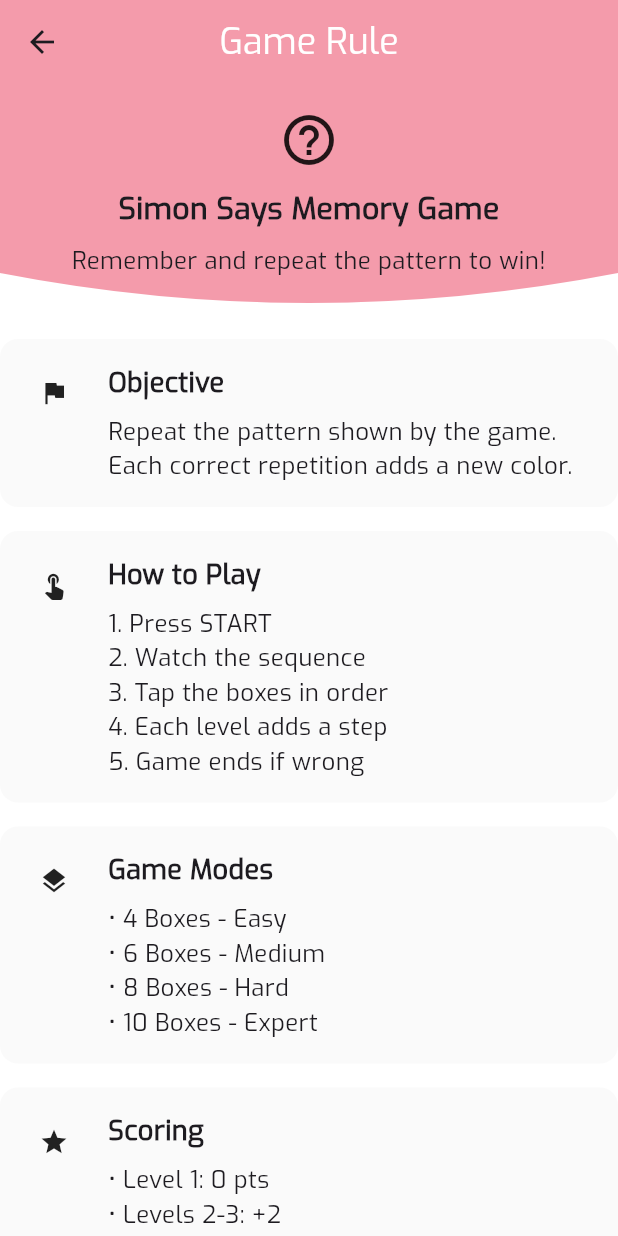
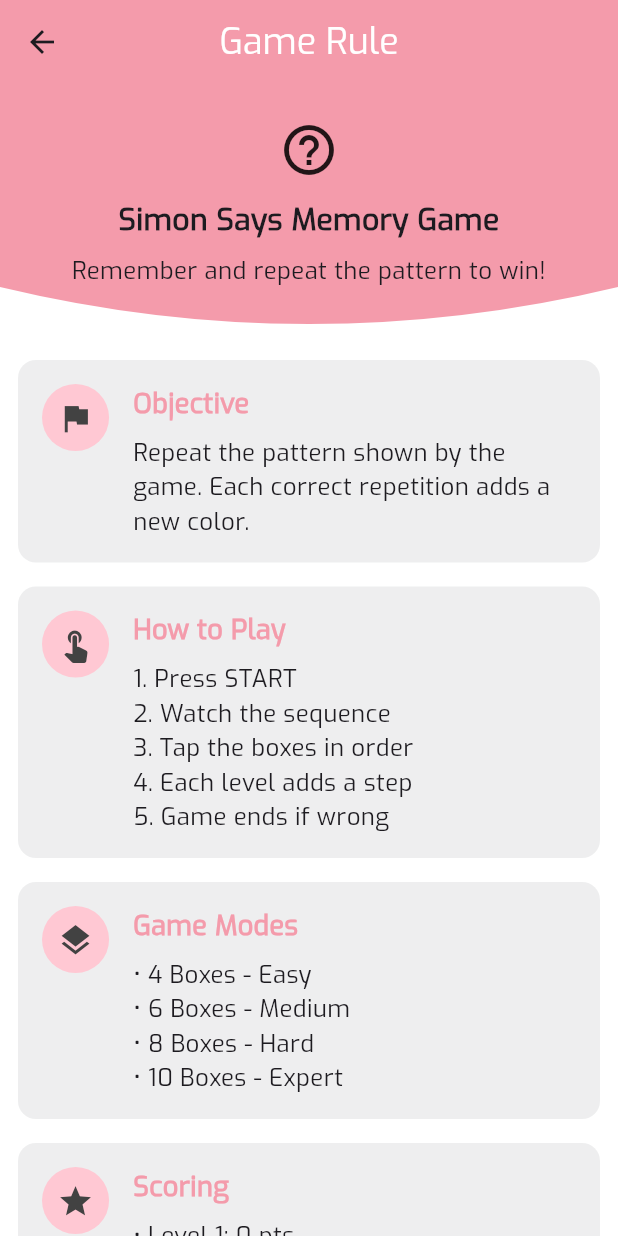
Before and after one commit to rahulkumardev24/simon-says-game-with-flutter, a Flutter app: the GameRulesScreen screen opened directly, on a phone screen of 412 x 824 dp. Run offline on Flutter 3.47's test engine with Material 3 defaults, Android fonts, the phone set to English and light mode, and no system bars; drawn by our look-alikes of velocity_x; our stand-ins replace audioplayers, flutter_animate, font_awesome_flutter, lottie, share_plus, shared_preferences and 1 more; accounts and stored records are empty.

Commit message:
Game Rule screen complete

```diff
--- a/lib/screen/game_screen/game_rule_screen.dart
+++ b/lib/screen/game_screen/game_rule_screen.dart
@@ -2,6 +2,7 @@ import 'package:flutter/material.dart';
 import 'package:provider/provider.dart';
 import 'package:simon_say_game/helper/colors.dart';
 import 'package:simon_say_game/utils/custom_text_style.dart';
+import 'package:simon_say_game/widgets/my_text_button.dart';
 import 'package:velocity_x/velocity_x.dart';
 import '../../provider/them_provider.dart';
 
@@ -26,7 +27,7 @@ class GameRulesScreen extends StatelessWidget {
         ),
         centerTitle: true,
         backgroundColor: themeProvider.isDark
-            ? const Color(0xff161A1D)
+            ? AppColors.darkCardBackground
             : AppColors.lightPrimary,
       ),
       backgroundColor:
@@ -34,16 +35,19 @@ class GameRulesScreen extends StatelessWidget {
       body: SingleChildScrollView(
         child: Column(
           children: [
+            /// header
             VxArc(
-              height: 20,
+              height: size.height * 0.03,
               child: Container(
                 width: double.infinity,
                 padding: const EdgeInsets.all(16),
                 decoration: BoxDecoration(
-                  color: AppColors.lightPrimary,
-                  border: Border.all(
-                      color: AppColors.lightPrimary.withOpacity(0.3)),
+                  color: isDarkMode
+                      ? AppColors.darkCardBackground
+                      : AppColors.lightPrimary,
                 ),
+                child: Padding(
+                  padding: const EdgeInsets.symmetric(vertical: 8.0),
                   child: Column(
                     children: [
                       Icon(
@@ -71,8 +75,13 @@ class GameRulesScreen extends StatelessWidget {
                   ),
                 ),
               ),
+            ),
             const SizedBox(height: 24),
 
+            Padding(
+              padding: const EdgeInsets.symmetric(horizontal: 12.0),
+              child: Column(
+                children: [
                   // Rules list
                   ListView(
                     shrinkWrap: true,
@@ -81,6 +90,7 @@ class GameRulesScreen extends StatelessWidget {
                       _buildRuleItem(
                         context,
                         icon: Icons.flag,
+                        isDarkMode: isDarkMode,
                         title: "Objective",
                         description:
                             "Repeat the pattern shown by the game. Each correct repetition adds a new color.",
@@ -88,6 +98,7 @@ class GameRulesScreen extends StatelessWidget {
                       _buildRuleItem(
                         context,
                         icon: Icons.touch_app,
+                        isDarkMode: isDarkMode,
                         title: "How to Play",
                         description:
                             "1. Press START\n2. Watch the sequence\n3. Tap the boxes in order\n4. Each level adds a step\n5. Game ends if wrong",
@@ -95,6 +106,7 @@ class GameRulesScreen extends StatelessWidget {
                       _buildRuleItem(
                         context,
                         icon: Icons.layers,
+                        isDarkMode: isDarkMode,
                         title: "Game Modes",
                         description:
                             "• 4 Boxes - Easy\n• 6 Boxes - Medium\n• 8 Boxes - Hard\n• 10 Boxes - Expert",
@@ -102,6 +114,7 @@ class GameRulesScreen extends StatelessWidget {
                       _buildRuleItem(
                         context,
                         icon: Icons.star,
+                        isDarkMode: isDarkMode,
                         title: "Scoring",
                         description:
                             "• Level 1: 0 pts\n• Levels 2-3: +2\n• Levels 4-6: +5\n• Levels 7-10: +10\n• 10+: +20 pts",
@@ -109,6 +122,7 @@ class GameRulesScreen extends StatelessWidget {
                       _buildRuleItem(
                         context,
                         icon: Icons.lightbulb,
+                        isDarkMode: isDarkMode,
                         title: "Tips",
                         description:
                             "• Focus on colors & sounds\n• Take your time\n• Be accurate\n• Use headphones",
@@ -116,64 +130,75 @@ class GameRulesScreen extends StatelessWidget {
                     ],
                   ),
 
-            // Play button
-            SizedBox(
-              width: double.infinity,
-              child: ElevatedButton(
-                style: ElevatedButton.styleFrom(
-                  padding: const EdgeInsets.symmetric(vertical: 16),
-                  shape: RoundedRectangleBorder(
-                    borderRadius: BorderRadius.circular(12),
+                  /// Play button
+                  MyTextButton(
+                      onTap: () {
+                        Navigator.pop(context);
+                      },
+                      btnRipColor: AppColors.lightPrimaryLight,
+                      size: size,
+                      btnColor: AppColors.darkPrimary,
+                      btnText: "Start Playing",
+                      textColor: AppColors.darkTextPrimary)
+                ],
               ),
             ),
-                onPressed: () => Navigator.pop(context),
-                child: Text(
-                  "Start Playing",
-                  style: myTextStyle18(context,
-                      fontColor: Colors.white, fontWeight: FontWeight.bold),
-                ),
-              ),
-            ),
+
+            SizedBox(
+              height: size.height * 0.02,
+            )
           ],
         ),
       ),
     );
   }
 
-  Widget _buildRuleItem(
-    BuildContext context, {
-    required IconData icon,
+  Widget _buildRuleItem(BuildContext context,
+      {required IconData icon,
       required String title,
       required String description,
-  }) {
+      required bool isDarkMode}) {
     return Container(
       margin: const EdgeInsets.only(bottom: 16),
       padding: const EdgeInsets.all(16),
       decoration: BoxDecoration(
-        color: Colors.grey[50],
+        color: isDarkMode
+            ? AppColors.darkCardBackground.withAlpha(60)
+            : AppColors.darkBackground.withAlpha(20),
         borderRadius: BorderRadius.circular(12),
       ),
       child: Row(
         crossAxisAlignment: CrossAxisAlignment.start,
         children: [
+          /// Icons
           Container(
             padding: const EdgeInsets.all(10),
             decoration: BoxDecoration(
               shape: BoxShape.circle,
+              color: isDarkMode
+                  ? AppColors.darkPrimary
+                  : AppColors.lightPrimaryLight,
             ),
-            child: Icon(icon, size: 20),
+            child: Icon(
+              icon,
+              size:MediaQuery.of(context).size.width * 0.06
+              ,
+              color: isDarkMode
+                  ? AppColors.darkIconSecondary
+                  : AppColors.lightIconSecondary,
+            ),
           ),
           const SizedBox(width: 16),
           Expanded(
             child: Column(
               crossAxisAlignment: CrossAxisAlignment.start,
               children: [
+                /// title
                 Text(
                   title,
-                  style: myTextStyle18(
-                    context,
+                  style: myTextStyle18(context,
                       fontWeight: FontWeight.bold,
-                  ),
+                      fontColor: AppColors.lightPrimary),
                 ),
                 const SizedBox(height: 8),
                 Text(
--- a/lib/screen/game_selection_screen.dart
+++ b/lib/screen/game_selection_screen.dart
@@ -296,11 +296,11 @@ class _GameSelectionScreenState extends State<GameSelectionScreen>
                   end: Alignment.bottomRight,
                   colors: [
                     themeProvider.isDark
-                        ? AppColors.darkPrimary.withOpacity(0.1)
-                        : AppColors.lightPrimary.withOpacity(0.1),
+                        ? AppColors.darkPrimary.withValues(alpha: 0.1)
+                        : AppColors.lightPrimary.withValues(alpha: 0.1),
                     themeProvider.isDark
-                        ? AppColors.darkPrimary.withOpacity(0.3)
-                        : AppColors.lightPrimary.withOpacity(0.3),
+                        ? AppColors.darkPrimary.withValues(alpha: 0.3)
+                        : AppColors.lightPrimary.withValues(alpha: 0.3),
                   ],
                 ),
                 border: Border.all(
--- a/lib/widgets/my_text_button.dart
+++ b/lib/widgets/my_text_button.dart
@@ -29,18 +29,20 @@ class MyTextButton extends StatelessWidget {
 
         /// inside container
         child: Padding(
-          padding: const EdgeInsets.all(8.0),
+          padding: const EdgeInsets.all(4.0),
           child: Container(
             width: size.width,
-            height: size.height * 0.05,
             decoration: BoxDecoration(
                 color: btnColor, borderRadius: BorderRadius.circular(8)),
             child: Center(
-              child: Text(
-                btnText,
-                style: myTextStyle24(context,
-                    fontColor: textColor, fontWeight: FontWeight.w900),
-                textAlign: TextAlign.center,
+              child: Padding(
+                padding: const EdgeInsets.all(8.0),
+                child: Text(
+                  btnText,
+                  style: myTextStyle24(context,
+                      fontColor: textColor, fontWeight: FontWeight.w900),
+                  textAlign: TextAlign.center,
+                ),
               ),
             ),
           ),
```
Lines whose indentation alone changed are shown as unchanged.
